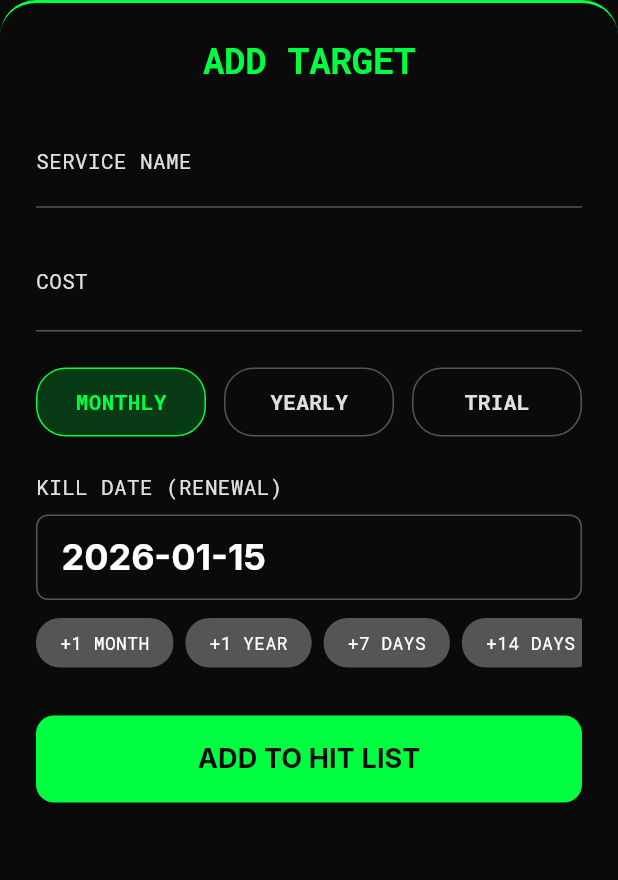
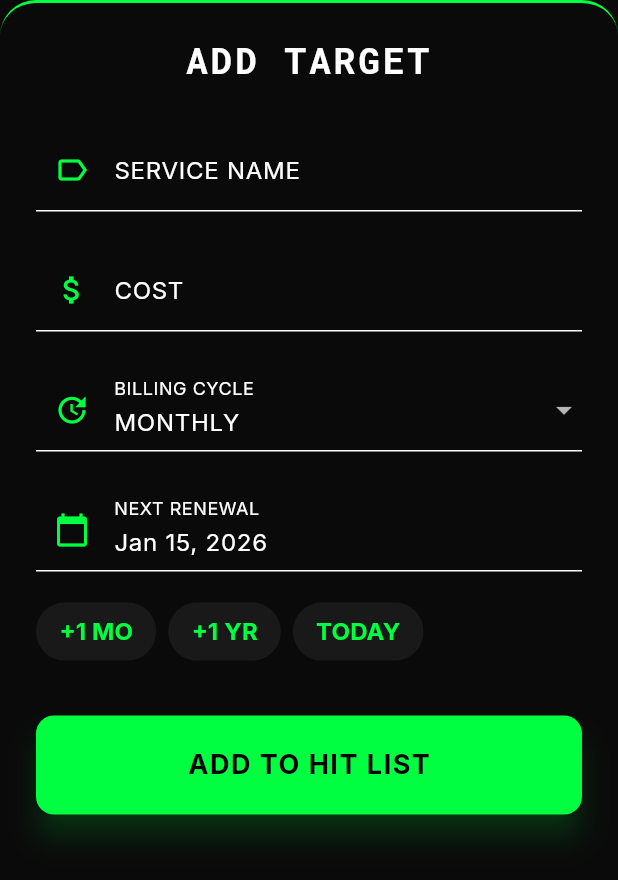
Before and after one commit to its-me-anoop/subscription_reaper, a Flutter app: the AddSubscriptionSheet widget shown alone on an empty page, opened directly, on a phone screen of 412 x 824 dp. Shown: the top 880 px of the screen. Run offline on Flutter 3.47's test engine with Material 3 defaults, Android fonts, the phone set to English and light mode, and no system bars; our stand-ins replace google_fonts, shared_preferences; accounts and stored records are empty.

Commit message:
feat: Implement subscription editing with a new provider method, a unified add/edit sheet, and corresponding widget tests.

```diff
--- a/lib/screens/add_subscription_sheet.dart
+++ b/lib/screens/add_subscription_sheet.dart
@@ -2,12 +2,16 @@ import 'package:flutter/material.dart';
 import 'package:flutter/services.dart';
 import 'package:provider/provider.dart';
 import 'package:intl/intl.dart';
+import 'package:uuid/uuid.dart';
+
 import '../models/subscription.dart';
 import '../providers/subscription_provider.dart';
 import '../theme/app_theme.dart';
 
 class AddSubscriptionSheet extends StatefulWidget {
-  const AddSubscriptionSheet({super.key});
+  final Subscription? subscriptionToEdit;
+
+  const AddSubscriptionSheet({super.key, this.subscriptionToEdit});
 
   @override
   State<AddSubscriptionSheet> createState() => _AddSubscriptionSheetState();
@@ -15,11 +19,28 @@ class AddSubscriptionSheet extends StatefulWidget {
 
 class _AddSubscriptionSheetState extends State<AddSubscriptionSheet> {
   final _formKey = GlobalKey<FormState>();
-  final _nameController = TextEditingController();
-  final _costController = TextEditingController();
-  BillingCycle _billingCycle = BillingCycle.monthly;
-  DateTime _renewalDate = DateTime.now().add(const Duration(days: 30));
-  bool _isTrial = false;
+  late TextEditingController _nameController;
+  late TextEditingController _costController;
+
+  late BillingCycle _selectedCycle;
+  late DateTime _selectedDate;
+
+  @override
+  void initState() {
+    super.initState();
+    if (widget.subscriptionToEdit != null) {
+      final sub = widget.subscriptionToEdit!;
+      _nameController = TextEditingController(text: sub.name);
+      _costController = TextEditingController(text: sub.cost.toString());
+      _selectedCycle = sub.billingCycle;
+      _selectedDate = sub.renewalDate;
+    } else {
+      _nameController = TextEditingController();
+      _costController = TextEditingController();
+      _selectedCycle = BillingCycle.monthly;
+      _selectedDate = DateTime.now().add(const Duration(days: 30));
+    }
+  }
 
   @override
   void dispose() {
@@ -28,34 +49,59 @@ class _AddSubscriptionSheetState extends State<AddSubscriptionSheet> {
     super.dispose();
   }
 
-  void _saveSubscription() {
+  void _submit() {
     if (_formKey.currentState!.validate()) {
-      HapticFeedback.heavyImpact();
+      HapticFeedback.mediumImpact();
+
+      final name = _nameController.text;
       final cost = double.parse(_costController.text);
-      final subscription = Subscription(
-        name: _nameController.text,
+
+      if (widget.subscriptionToEdit != null) {
+        // Update existing
+        final updatedSub = Subscription(
+          id: widget.subscriptionToEdit!.id,
+          name: name,
           cost: cost,
-        billingCycle: _billingCycle,
-        renewalDate: _renewalDate,
-        isTrial: _isTrial,
+          billingCycle: _selectedCycle,
+          renewalDate: _selectedDate,
         );
+        context.read<SubscriptionProvider>().updateSubscription(updatedSub);
 
-      context.read<SubscriptionProvider>().addSubscription(subscription);
+        ScaffoldMessenger.of(context).showSnackBar(
+          const SnackBar(
+            content: Text('TARGET UPDATED'),
+            backgroundColor: AppTheme.kColorNeonGreen,
+          ),
+        );
+      } else {
+        // Add new
+        final newSub = Subscription(
+          id: const Uuid().v4(),
+          name: name,
+          cost: cost,
+          billingCycle: _selectedCycle,
+          renewalDate: _selectedDate,
+        );
+        context.read<SubscriptionProvider>().addSubscription(newSub);
+
+        ScaffoldMessenger.of(context).showSnackBar(
+          const SnackBar(
+            content: Text('TARGET ACQUIRED'),
+            backgroundColor: AppTheme.kColorNeonGreen,
+          ),
+        );
+      }
+
       Navigator.pop(context);
     }
   }
 
-  void _updateDate(int daysToAdd) {
-    setState(() {
-      _renewalDate = DateTime.now().add(Duration(days: daysToAdd));
-    });
-  }
-
   @override
   Widget build(BuildContext context) {
+    final isEditing = widget.subscriptionToEdit != null;
+
     return Container(
       height: MediaQuery.of(context).size.height * 0.85,
-      padding: const EdgeInsets.all(24),
       decoration: const BoxDecoration(
         color: AppTheme.kColorBackground,
         borderRadius: BorderRadius.vertical(top: Radius.circular(24)),
@@ -63,105 +109,102 @@ class _AddSubscriptionSheetState extends State<AddSubscriptionSheet> {
           top: BorderSide(color: AppTheme.kColorNeonGreen, width: 2),
         ),
       ),
+      padding: const EdgeInsets.all(24),
       child: Form(
         key: _formKey,
-        child: SingleChildScrollView(
         child: Column(
           crossAxisAlignment: CrossAxisAlignment.stretch,
           children: [
             Text(
-                "ADD TARGET",
+              isEditing ? "EDIT TARGET" : "ADD TARGET",
               style: Theme.of(context).textTheme.displayLarge?.copyWith(
-                  color: AppTheme.kColorNeonGreen,
                 fontSize: 24,
+                letterSpacing: 2,
               ),
               textAlign: TextAlign.center,
             ),
+            const SizedBox(height: 32),
+
+            // Name Input
+            TextFormField(
+              controller: _nameController,
+              style: Theme.of(context).textTheme.bodyLarge,
+              decoration: const InputDecoration(
+                labelText: "SERVICE NAME",
+                hintText: "e.g. Netflix, Spotify",
+                prefixIcon: Icon(
+                  Icons.label_outline,
+                  color: AppTheme.kColorNeonGreen,
+                ),
+              ),
+              validator: (value) {
+                if (value == null || value.isEmpty) {
+                  return 'Please enter a name';
+                }
+                return null;
+              },
+            ),
             const SizedBox(height: 24),
 
-              // Service Name
-              TextFormField(
-                controller: _nameController,
-                style: Theme.of(context).textTheme.headlineMedium,
-                decoration: InputDecoration(
-                  labelText: "SERVICE NAME",
-                  labelStyle: Theme.of(context).textTheme.bodyMedium,
-                  enabledBorder: const UnderlineInputBorder(
-                    borderSide: BorderSide(color: AppTheme.kColorGrey),
-                  ),
-                  focusedBorder: const UnderlineInputBorder(
-                    borderSide: BorderSide(color: AppTheme.kColorNeonGreen),
-                  ),
-                ),
-                validator: (value) => value!.isEmpty ? "Required" : null,
-              ),
-              const SizedBox(height: 16),
-
-              // Cost
+            // Cost Input
             TextFormField(
               controller: _costController,
+              style: Theme.of(context).textTheme.bodyLarge,
               keyboardType: const TextInputType.numberWithOptions(
                 decimal: true,
               ),
-                style: Theme.of(context).textTheme.displayLarge?.copyWith(
-                  color: AppTheme.kColorNeonRed,
-                ),
-                decoration: InputDecoration(
+              decoration: const InputDecoration(
+                labelText: "COST",
                 prefixText: "\$ ",
-                  prefixStyle: Theme.of(context).textTheme.displayLarge
-                      ?.copyWith(color: AppTheme.kColorNeonRed),
-                  labelText: "COST",
-                  labelStyle: Theme.of(context).textTheme.bodyMedium,
-                  enabledBorder: const UnderlineInputBorder(
-                    borderSide: BorderSide(color: AppTheme.kColorGrey),
-                  ),
-                  focusedBorder: const UnderlineInputBorder(
-                    borderSide: BorderSide(color: AppTheme.kColorNeonRed),
+                prefixIcon: Icon(
+                  Icons.attach_money,
+                  color: AppTheme.kColorNeonGreen,
                 ),
               ),
-                validator: (value) => value!.isEmpty ? "Required" : null,
+              validator: (value) {
+                if (value == null || value.isEmpty) {
+                  return 'Please enter cost';
+                }
+                if (double.tryParse(value) == null) {
+                  return 'Invalid number';
+                }
+                return null;
+              },
             ),
             const SizedBox(height: 24),
 
-              // Cycle Toggle
-              Row(
-                children: [
-                  _CycleChip(
-                    label: "MONTHLY",
-                    isSelected: _billingCycle == BillingCycle.monthly,
-                    onTap: () =>
-                        setState(() => _billingCycle = BillingCycle.monthly),
+            // Billing Cycle
+            DropdownButtonFormField<BillingCycle>(
+              value: _selectedCycle,
+              dropdownColor: AppTheme.kColorBackground,
+              style: Theme.of(context).textTheme.bodyLarge,
+              decoration: const InputDecoration(
+                labelText: "BILLING CYCLE",
+                prefixIcon: Icon(Icons.update, color: AppTheme.kColorNeonGreen),
               ),
-                  const SizedBox(width: 12),
-                  _CycleChip(
-                    label: "YEARLY",
-                    isSelected: _billingCycle == BillingCycle.yearly,
-                    onTap: () =>
-                        setState(() => _billingCycle = BillingCycle.yearly),
-                  ),
-                  const SizedBox(width: 12),
-                  _CycleChip(
-                    label: "TRIAL",
-                    isSelected: _isTrial,
-                    onTap: () => setState(() => _isTrial = !_isTrial),
-                    isTrial: true,
-                  ),
-                ],
+              items: BillingCycle.values.map((cycle) {
+                return DropdownMenuItem(
+                  value: cycle,
+                  child: Text(cycle.name.toUpperCase()),
+                );
+              }).toList(),
+              onChanged: (value) {
+                if (value != null) {
+                  setState(() {
+                    _selectedCycle = value;
+                  });
+                }
+              },
             ),
             const SizedBox(height: 24),
 
-              // Date Picker
-              Text(
-                "KILL DATE (RENEWAL)",
-                style: Theme.of(context).textTheme.bodyMedium,
-              ),
-              const SizedBox(height: 8),
+            // Renewal Date
             InkWell(
               onTap: () async {
                 final picked = await showDatePicker(
                   context: context,
-                    initialDate: _renewalDate,
-                    firstDate: DateTime.now(),
+                  initialDate: _selectedDate,
+                  firstDate: DateTime.now().subtract(const Duration(days: 365)),
                   lastDate: DateTime.now().add(const Duration(days: 365 * 5)),
                   builder: (context, child) {
                     return Theme(
@@ -169,7 +212,7 @@ class _AddSubscriptionSheetState extends State<AddSubscriptionSheet> {
                         colorScheme: const ColorScheme.dark(
                           primary: AppTheme.kColorNeonGreen,
                           onPrimary: Colors.black,
-                            surface: AppTheme.kColorGrey,
+                          surface: AppTheme.kColorBackground,
                           onSurface: Colors.white,
                         ),
                       ),
@@ -178,141 +221,107 @@ class _AddSubscriptionSheetState extends State<AddSubscriptionSheet> {
                   },
                 );
                 if (picked != null) {
-                    setState(() => _renewalDate = picked);
+                  setState(() {
+                    _selectedDate = picked;
+                  });
                 }
               },
-                child: Container(
-                  padding: const EdgeInsets.symmetric(
-                    vertical: 12,
-                    horizontal: 16,
+              child: InputDecorator(
+                decoration: const InputDecoration(
+                  labelText: "NEXT RENEWAL",
+                  prefixIcon: Icon(
+                    Icons.calendar_today,
+                    color: AppTheme.kColorNeonGreen,
                   ),
-                  decoration: BoxDecoration(
-                    border: Border.all(color: AppTheme.kColorGrey),
-                    borderRadius: BorderRadius.circular(8),
                 ),
                 child: Text(
-                    DateFormat('yyyy-MM-dd').format(_renewalDate),
-                    style: Theme.of(context).textTheme.headlineMedium,
+                  DateFormat('MMM dd, yyyy').format(_selectedDate),
+                  style: Theme.of(context).textTheme.bodyLarge,
                 ),
               ),
             ),
-              const SizedBox(height: 12),
+            const SizedBox(height: 16),
 
             // Quick Chips
             SingleChildScrollView(
               scrollDirection: Axis.horizontal,
               child: Row(
                 children: [
-                    _QuickChip(label: "+1 MONTH", onTap: () => _updateDate(30)),
+                  _QuickDateChip(
+                    label: "+1 MO",
+                    onTap: () => setState(
+                      () => _selectedDate = DateTime.now().add(
+                        const Duration(days: 30),
+                      ),
+                    ),
+                  ),
                   const SizedBox(width: 8),
-                    _QuickChip(label: "+1 YEAR", onTap: () => _updateDate(365)),
+                  _QuickDateChip(
+                    label: "+1 YR",
+                    onTap: () => setState(
+                      () => _selectedDate = DateTime.now().add(
+                        const Duration(days: 365),
+                      ),
+                    ),
+                  ),
                   const SizedBox(width: 8),
-                    _QuickChip(label: "+7 DAYS", onTap: () => _updateDate(7)),
-                    const SizedBox(width: 8),
-                    _QuickChip(label: "+14 DAYS", onTap: () => _updateDate(14)),
+                  _QuickDateChip(
+                    label: "TODAY",
+                    onTap: () => setState(() => _selectedDate = DateTime.now()),
+                  ),
                 ],
               ),
             ),
 
             const SizedBox(height: 32),
 
-              // Save Button
+            // Submit Button
             ElevatedButton(
-                onPressed: _saveSubscription,
+              onPressed: _submit,
               style: ElevatedButton.styleFrom(
                 backgroundColor: AppTheme.kColorNeonGreen,
                 foregroundColor: Colors.black,
-                  padding: const EdgeInsets.symmetric(vertical: 16),
+                padding: const EdgeInsets.symmetric(vertical: 20),
                 shape: RoundedRectangleBorder(
                   borderRadius: BorderRadius.circular(12),
                 ),
+                elevation: 8,
+                shadowColor: AppTheme.kColorNeonGreen.withValues(alpha: 0.4),
               ),
               child: Text(
-                  "ADD TO HIT LIST",
-                  style: Theme.of(
-                    context,
-                  ).textTheme.labelLarge?.copyWith(fontSize: 18),
+                isEditing ? "UPDATE TARGET" : "ADD TO HIT LIST",
+                style: Theme.of(context).textTheme.labelLarge?.copyWith(
+                  fontSize: 18,
+                  color: Colors.black,
+                  letterSpacing: 1,
+                ),
               ),
             ),
           ],
-          ),
         ),
       ),
     );
   }
 }
 
-class _CycleChip extends StatelessWidget {
+class _QuickDateChip extends StatelessWidget {
   final String label;
-  final bool isSelected;
   final VoidCallback onTap;
-  final bool isTrial;
 
-  const _CycleChip({
-    required this.label,
-    required this.isSelected,
-    required this.onTap,
-    this.isTrial = false,
-  });
+  const _QuickDateChip({required this.label, required this.onTap});
 
   @override
   Widget build(BuildContext context) {
-    final color = isTrial ? Colors.orange : AppTheme.kColorNeonGreen;
-    return Expanded(
-      child: GestureDetector(
-        onTap: () {
+    return ActionChip(
+      label: Text(label),
+      onPressed: () {
         HapticFeedback.lightImpact();
         onTap();
       },
-        child: Container(
-          padding: const EdgeInsets.symmetric(vertical: 12),
-          decoration: BoxDecoration(
-            color: isSelected
-                ? color.withValues(alpha: 0.2)
-                : Colors.transparent,
-            border: Border.all(color: isSelected ? color : AppTheme.kColorGrey),
-            borderRadius: BorderRadius.circular(20),
-          ),
-          alignment: Alignment.center,
-          child: Text(
-            label,
-            style: Theme.of(context).textTheme.bodyMedium?.copyWith(
-              color: isSelected ? color : AppTheme.kColorLightGrey,
-              fontWeight: FontWeight.bold,
-            ),
-          ),
-        ),
-      ),
+      backgroundColor: AppTheme.kColorGrey.withValues(alpha: 0.2),
+      labelStyle: const TextStyle(color: AppTheme.kColorNeonGreen),
+      side: BorderSide.none,
+      shape: RoundedRectangleBorder(borderRadius: BorderRadius.circular(20)),
     );
   }
 }
-
-class _QuickChip extends StatelessWidget {
-  final String label;
-  final VoidCallback onTap;
-
-  const _QuickChip({required this.label, required this.onTap});
-
-  @override
-  Widget build(BuildContext context) {
-    return GestureDetector(
-      onTap: () {
-        HapticFeedback.selectionClick();
-        onTap();
-      },
-      child: Container(
-        padding: const EdgeInsets.symmetric(horizontal: 16, vertical: 8),
-        decoration: BoxDecoration(
-          color: AppTheme.kColorGrey,
-          borderRadius: BorderRadius.circular(16),
-        ),
-        child: Text(
-          label,
-          style: Theme.of(
-            context,
-          ).textTheme.bodyMedium?.copyWith(color: Colors.white, fontSize: 12),
-        ),
-      ),
-    );
-  }
-}
```
Also changed, not shown: lib/providers/subscription_provider.dart (+12 -0 lines), lib/screens/dashboard_screen.dart (+1 -16 lines), lib/screens/detail_screen.dart (+25 -0 lines), 1 other file. Lines whose indentation alone changed are shown as unchanged.
